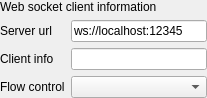
Above: src/pages/websocket/client/SAKWebSocketClientDeviceController.ui from x-tools-author/x-tools before the change. Below: the same form after it.
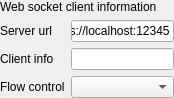
That is the form after the change.

```diff
--- a/src/pages/websocket/client/SAKWebSocketClientDeviceController.ui
+++ b/src/pages/websocket/client/SAKWebSocketClientDeviceController.ui
@@ -6,7 +6,7 @@
    <rect>
     <x>0</x>
     <y>0</y>
-    <width>207</width>
+    <width>174</width>
     <height>90</height>
    </rect>
   </property>
```
Left out of the diff: 20 changed lines with no effect on the pictures.
